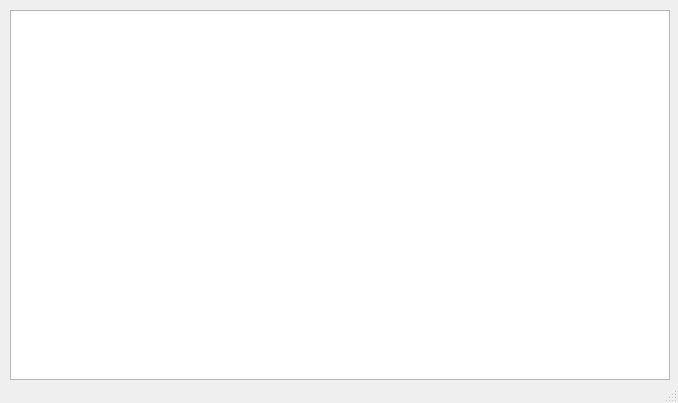
This is untitled.ui in gyulka/gyulka-ufa as Qt 5 draws it before an edit. The edited form follows.
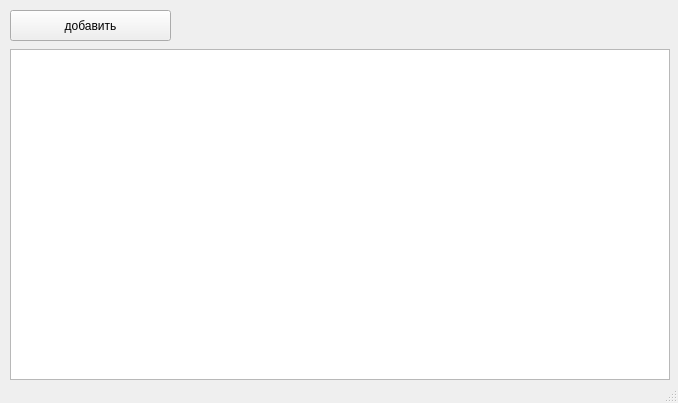
This is the edited form.

Diff of the .ui file:
```diff
--- a/untitled.ui
+++ b/untitled.ui
@@ -18,12 +18,25 @@
     <property name="geometry">
      <rect>
       <x>10</x>
-      <y>10</y>
+      <y>49</y>
       <width>660</width>
-      <height>370</height>
+      <height>331</height>
      </rect>
     </property>
    </widget>
+   <widget class="QPushButton" name="pushButton">
+    <property name="geometry">
+     <rect>
+      <x>10</x>
+      <y>10</y>
+      <width>161</width>
+      <height>31</height>
+     </rect>
+    </property>
+    <property name="text">
+     <string>добавить</string>
+    </property>
+   </widget>
   </widget>
   <widget class="QStatusBar" name="statusbar"/>
  </widget>
```
